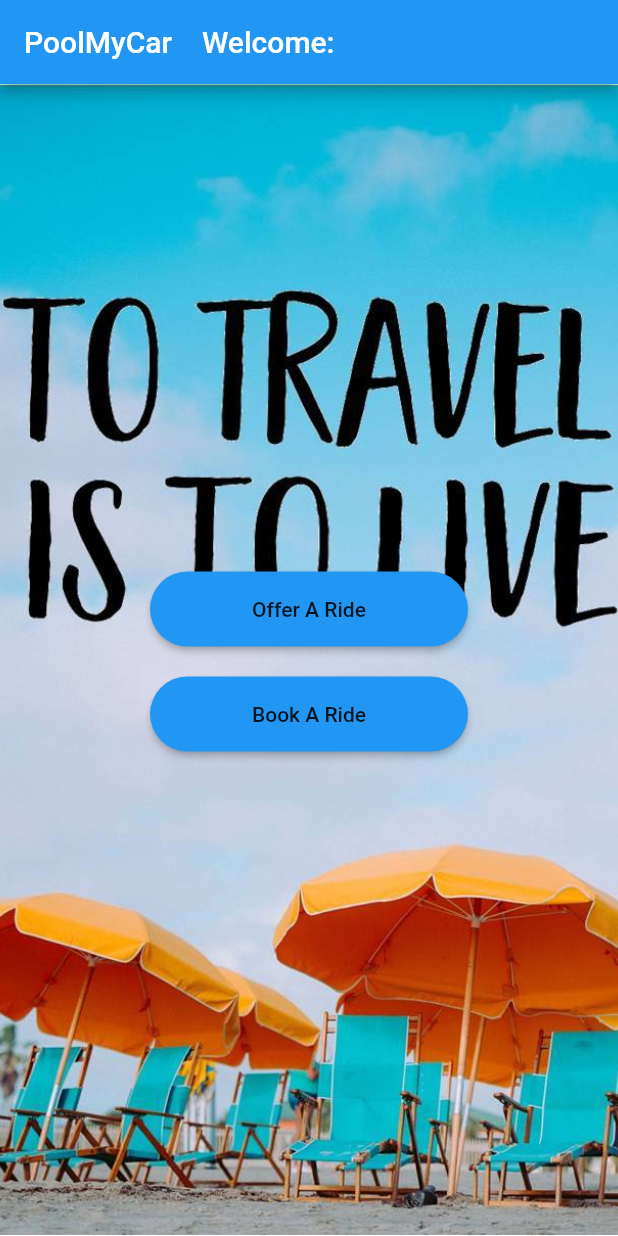
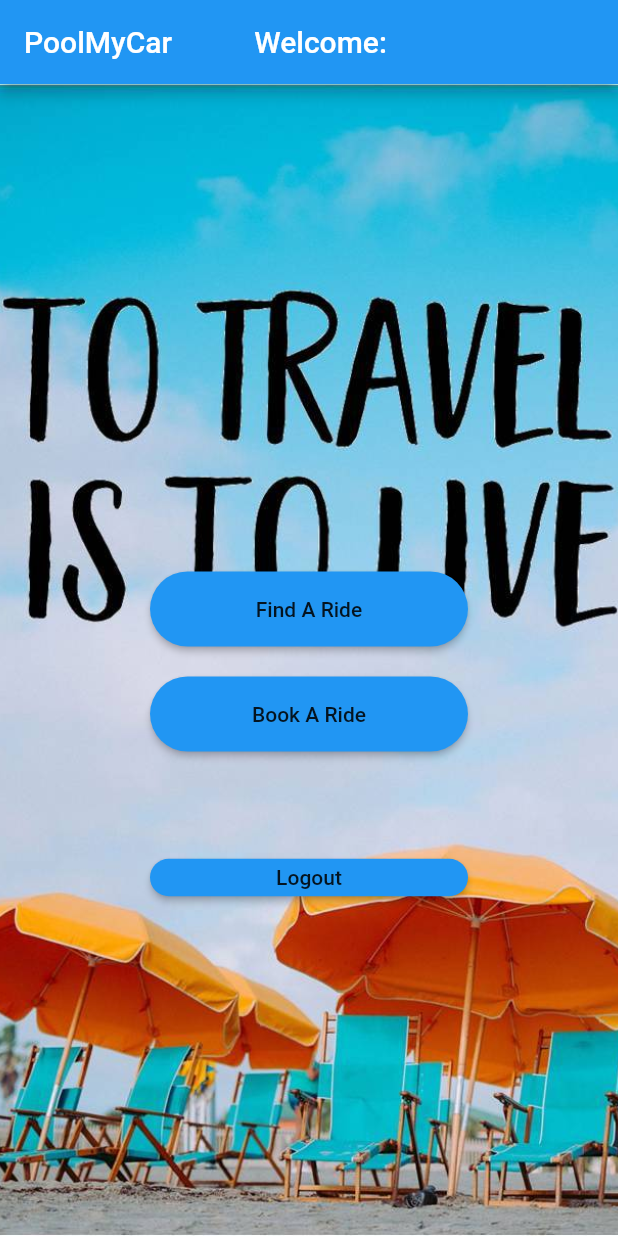
Before and after one commit to SaumitraChaskar/PoolMyCar, a Flutter app: the UserHomePage screen opened directly, on a phone screen of 412 x 824 dp. Run offline on Flutter 3.47's test engine with Material 2 defaults, Android fonts, the phone set to English and light mode, and no system bars; our stand-ins replace firebase_auth, firebase_database; accounts and stored records are empty.

Commit message:
Logout Added and User homepage logic

```diff
--- a/lib/Setup/userhome.dart
+++ b/lib/Setup/userhome.dart
@@ -23,6 +23,7 @@ class UserHomePage extends StatefulWidget {
 
 }
 
+
 class _UserHomePageState extends State<UserHomePage> {
 
   static String username = "";
@@ -42,6 +43,27 @@ class _UserHomePageState extends State<UserHomePage> {
     });
   }
 
+
+  final databaseReferenceCarOwner = FirebaseDatabase.instance.reference().child("carowner");
+
+  Future<int> _checkIfCarOwner() async{
+
+    var dataCarowner;
+    await databaseReferenceCarOwner.once().then((DataSnapshot snapshot) {
+      dataCarowner = snapshot.value;
+    });
+
+    int result = 0;
+    FirebaseUser user = await FirebaseAuth.instance.currentUser();
+
+    dataCarowner.forEach((k,v){
+      if(k.toString() == user.uid.toString()){
+        result = 1;
+      }
+    });
+    return result;
+  }
+
   @override
   Widget build(BuildContext context) {
 
@@ -49,7 +71,7 @@ class _UserHomePageState extends State<UserHomePage> {
 
     return Scaffold(
         appBar: AppBar(
-          title: Text('PoolMyCar' + "    Welcome:" + username),
+          title: Text('PoolMyCar' + "           Welcome:" + username),
         ),
         body: new Center(
             child: new Container(
@@ -63,13 +85,32 @@ class _UserHomePageState extends State<UserHomePage> {
                 margin: EdgeInsets.fromLTRB(100,325,100,0),
                 child:new ListView(
                   children: <Widget>[
-                    ButtonTheme(
-                      minWidth: 200,
-                      height: 50,
-                      child : RaisedButton(
-                        onPressed:navigateToCardData,
-                        shape: RoundedRectangleBorder(borderRadius: new BorderRadius.circular(30.0)),
-                        child: Text("Offer A Ride"),
+                    Container(
+                      child: FutureBuilder(
+                        future: _checkIfCarOwner(),
+                        builder: (BuildContext context, AsyncSnapshot snapshot){
+                          if(snapshot.data == 0)
+                          {
+                            return Container(
+                              child: Padding(
+                                padding: EdgeInsets.all(10),
+                              ),
+                            );
+                          }
+                          else{
+                            return Container(
+                              child: ButtonTheme(
+                                minWidth: 200,
+                                height: 50,
+                                child : RaisedButton(
+                                  onPressed:navigateToCardData,
+                                  shape: RoundedRectangleBorder(borderRadius: new BorderRadius.circular(30.0)),
+                                  child: Text("Find A Ride"),
+                                ),
+                              ),
+                            );
+                          }
+                        }
                       ),
                     ),
                     Padding(
@@ -82,6 +123,18 @@ class _UserHomePageState extends State<UserHomePage> {
                         onPressed:navigateToCardData,
                         shape: RoundedRectangleBorder(borderRadius: new BorderRadius.circular(30.0)),
                         child: Text("Book A Ride"),
+                      ),
+                    ),
+                    Padding(
+                      padding: EdgeInsets.all(30),
+                    ),
+                    ButtonTheme(
+                      minWidth: 25,
+                      height: 25,
+                      child : RaisedButton(
+                        onPressed:navigateToHome,
+                        shape: RoundedRectangleBorder(borderRadius: new BorderRadius.circular(30.0)),
+                        child: Text("Logout"),
                       ),
                     ),
 //                RaisedButton(
```
Also changed, not shown: lib/Setup/tabs.dart (+8 -0 lines), lib/Setup/welcome.dart (+2 -9 lines).
